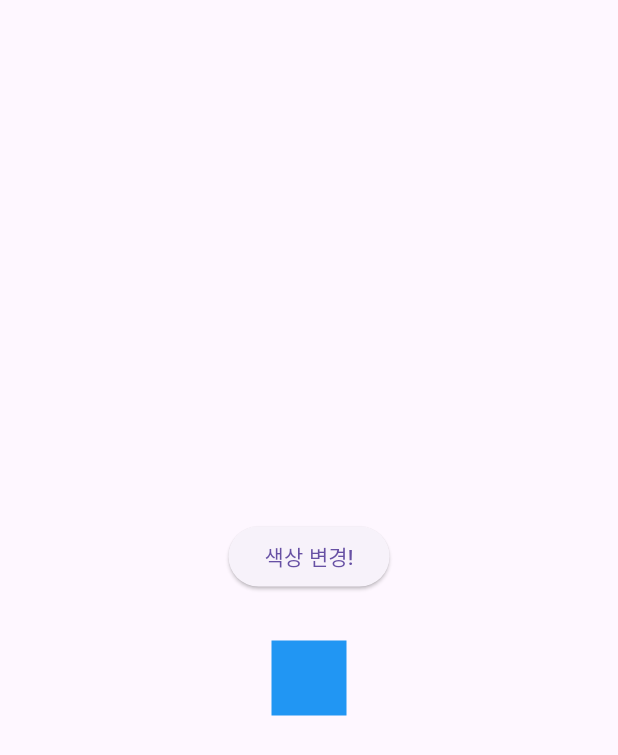
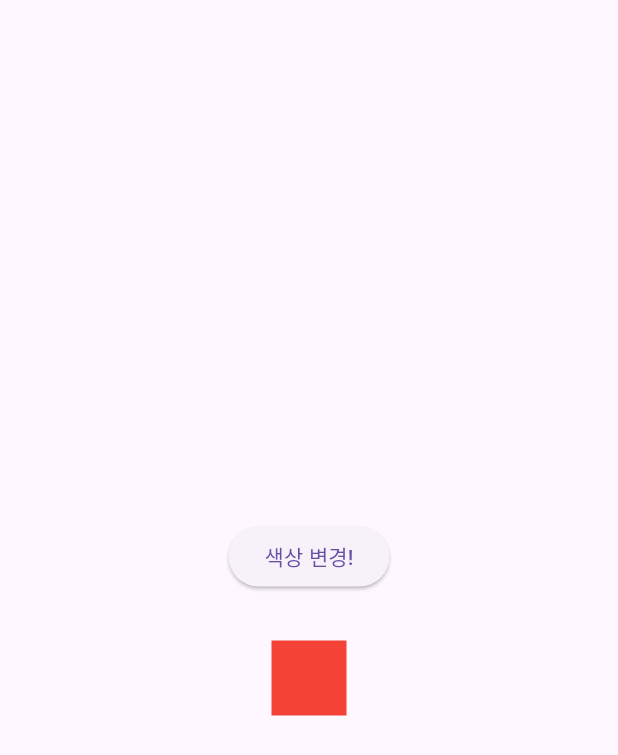
Before and after one commit to lsb530/flutter-study, a Flutter app: the screen it shows after launch, after a tap on "색상 변경!", on a phone screen of 412 x 824 dp. Shown: the top 755 px of the screen. Run offline on Flutter 3.47's test engine with Material 3 defaults, Android fonts, the light colour scheme and no system bars.

Commit message:
color changes with StatefulWidget and invoke build()

```diff
--- a/stateful_widget/lib/screen/home_screen.dart
+++ b/stateful_widget/lib/screen/home_screen.dart
@@ -1,10 +1,59 @@
 import 'package:flutter/material.dart';
 
-class HomeScreen extends StatelessWidget {
+class HomeScreen extends StatefulWidget {
+  const HomeScreen({super.key});
+
+  @override
+  State<HomeScreen> createState() => _HomeScreenState();
+}
+
+class _HomeScreenState extends State<HomeScreen> {
   Color color = Colors.blue;
 
   @override
   Widget build(BuildContext context) {
+    print('build 실행!');
+
+    return Scaffold(
+      body: Container(
+        width: double.infinity,
+        child: Column(
+          mainAxisAlignment: MainAxisAlignment.center,
+          children: [
+            ElevatedButton(
+              onPressed: () {
+                if (color == Colors.blue) {
+                  color = Colors.red;
+                } else {
+                  color = Colors.blue;
+                }
+                // print('색상 변경: color: $color');
+                setState(() {});
+              },
+              child: Text(
+                '색상 변경!',
+              ),
+            ),
+            SizedBox(height: 32.0),
+            Container(
+              width: 50.0,
+              height: 50.0,
+              color: color,
+            ),
+          ],
+        ),
+      ),
+    );
+  }
+}
+
+class HomeScreen2 extends StatelessWidget {
+  Color color = Colors.blue;
+
+  @override
+  Widget build(BuildContext context) {
+    print('build 실행!');
+
     return Scaffold(
       body: Container(
         width: double.infinity,
```
